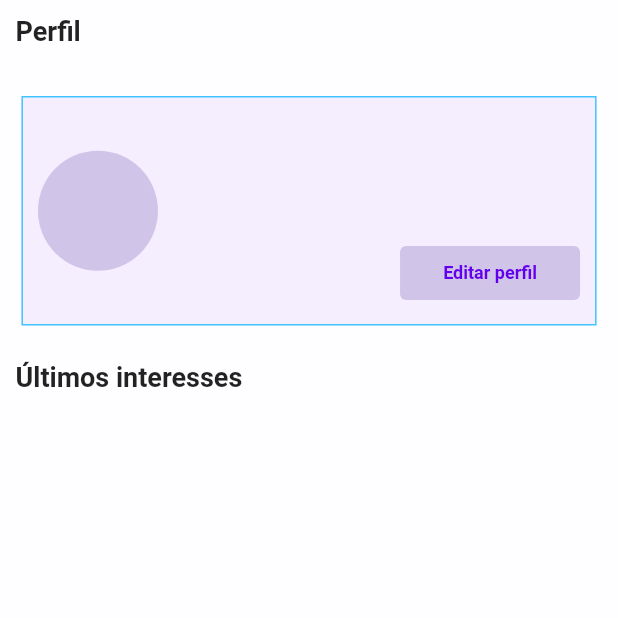
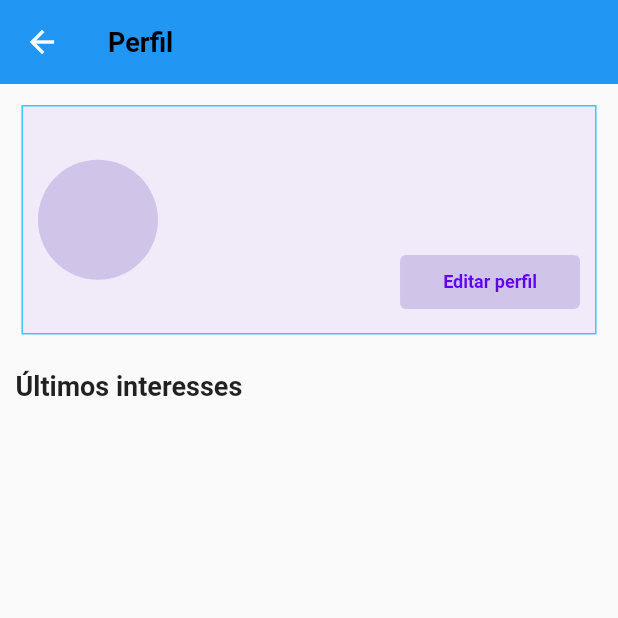
Before and after one commit to lesantucci/doemais-flutter, a Flutter app: the PerfilDetalhesScreen screen opened directly, on a phone screen of 412 x 824 dp, the top half of it. Run offline on Flutter 3.47's test engine with Material 2 defaults, Android fonts, the phone set to English and light mode, and no system bars; missing offline and left inert: http_interceptor; accounts and stored records are empty.

Commit message:
Adicionando telas dentro de Scaffold com appBar

```diff
--- a/lib/theme/light-theme.dart
+++ b/lib/theme/light-theme.dart
@@ -4,23 +4,16 @@ import 'package:flutter/material.dart';
 ThemeData lightTheme = ThemeData(
   brightness: Brightness.light,
   backgroundColor: AppColor.bodyColor,
-  scaffoldBackgroundColor: AppColor.bodyColor,
   hintColor: AppColor.textColor,
   primaryColorLight: AppColor.primary,
   primaryColor: AppColor.primary,
   appBarTheme: AppBarTheme(
-    backgroundColor: Colors.transparent,
-    titleTextStyle: TextStyle(
-      color: AppColor.textColor,
-      fontWeight: FontWeight.bold,
-      fontSize: 18.0
-    ),
-    elevation: 0
-  ),
-  cardTheme: CardTheme(
-    elevation: 0,
-    color: AppColor.cardColor
-  ),
+      titleTextStyle: TextStyle(
+          color: AppColor.textColor,
+          fontWeight: FontWeight.bold,
+          fontSize: 18.0),
+      elevation: 0),
+  cardTheme: CardTheme(elevation: 0, color: AppColor.cardColor),
   textTheme: const TextTheme(
       headline1: TextStyle(
           color: Colors.black, fontSize: 40, fontWeight: FontWeight.bold)),
--- a/lib/usuario/screens/perfil_detalhes.screen.dart
+++ b/lib/usuario/screens/perfil_detalhes.screen.dart
@@ -20,7 +20,11 @@ class _PerfilDetalhesScreenState extends State<PerfilDetalhesScreen> {
 
   @override
   Widget build(BuildContext context) {
-    return Container(
+    return Scaffold(
+      appBar: AppBar(
+        title: const Text("Perfil"),
+      ),
+      body: Container(
         margin: const EdgeInsets.only(top: 10),
         child: Center(
             child: SizedBox(
@@ -28,18 +32,10 @@ class _PerfilDetalhesScreenState extends State<PerfilDetalhesScreen> {
           child: Column(
             mainAxisAlignment: MainAxisAlignment.start,
             children: <Widget>[
-            FractionallySizedBox(
+              const FractionallySizedBox(
                 widthFactor: 0.95,
                 child: SizedBox(
                   width: double.infinity,
-                child: Row(
-                  children: const [
-                    SizedBox(
-                      height: 50,
-                      child: CustomTitle(texto: 'Perfil'),
-                    ),
-                  ],
-                ),
                 ),
               ),
               FractionallySizedBox(
@@ -47,8 +43,10 @@ class _PerfilDetalhesScreenState extends State<PerfilDetalhesScreen> {
                   child: Card(
                     child: Container(
                       width: double.infinity,
-                    decoration: ShapeDecoration.fromBoxDecoration(BoxDecoration(
-                        border: Border.all(color: Colors.lightBlueAccent))),
+                      decoration: ShapeDecoration.fromBoxDecoration(
+                          BoxDecoration(
+                              border:
+                                  Border.all(color: Colors.lightBlueAccent))),
                       child: Row(
                         mainAxisAlignment: MainAxisAlignment.spaceAround,
                         children: [
@@ -79,8 +77,8 @@ class _PerfilDetalhesScreenState extends State<PerfilDetalhesScreen> {
                                 mainAxisAlignment: MainAxisAlignment.start,
                                 children: [
                                   Padding(
-                                  padding:
-                                      const EdgeInsets.only(top: 10, bottom: 5),
+                                    padding: const EdgeInsets.only(
+                                        top: 10, bottom: 5),
                                     child: SizedBox(
                                       width: double.infinity,
                                       child: Text(
@@ -158,7 +156,8 @@ class _PerfilDetalhesScreenState extends State<PerfilDetalhesScreen> {
                                                 style: ButtonStyle(
                                                   backgroundColor:
                                                       MaterialStateProperty.all(
-                                                        Colors.deepPurple[100]),
+                                                          Colors
+                                                              .deepPurple[100]),
                                                 ),
                                                 child: const Text(
                                                   "Editar perfil",
@@ -186,6 +185,7 @@ class _PerfilDetalhesScreenState extends State<PerfilDetalhesScreen> {
             ],
           ),
         )),
+      ),
     );
   }
 }
--- a/lib/usuario/screens/perfil_editar.screen.dart
+++ b/lib/usuario/screens/perfil_editar.screen.dart
@@ -82,7 +82,9 @@ class _PerfilEditarScreenState extends State<PerfilEditarScreen> {
 
   @override
   Widget build(BuildContext context) {
-    return Container(
+    return Scaffold(
+      appBar: AppBar(),
+      body: Container(
         margin: const EdgeInsets.only(bottom: 20),
         child: SingleChildScrollView(
           child: SizedBox(
@@ -104,8 +106,6 @@ class _PerfilEditarScreenState extends State<PerfilEditarScreen> {
                               size: 24.0,
                             ),
                             style: ElevatedButton.styleFrom(
-                            backgroundColor: Colors.white,
-                            foregroundColor: Colors.black,
                               padding: const EdgeInsets.all(0),
                             ),
                             onPressed: retornar,
@@ -196,7 +196,8 @@ class _PerfilEditarScreenState extends State<PerfilEditarScreen> {
                             child: Padding(
                               padding: const EdgeInsets.only(right: 5),
                               child: CustomTextField(
-                                controller: txtNovaSenha, label: "Nova senha"),
+                                  controller: txtNovaSenha,
+                                  label: "Nova senha"),
                             ),
                           ),
                         ),
@@ -233,6 +234,7 @@ class _PerfilEditarScreenState extends State<PerfilEditarScreen> {
             ),
           ),
         ),
+      ),
     );
   }
 }
```
Lines whose indentation alone changed are shown as unchanged.
